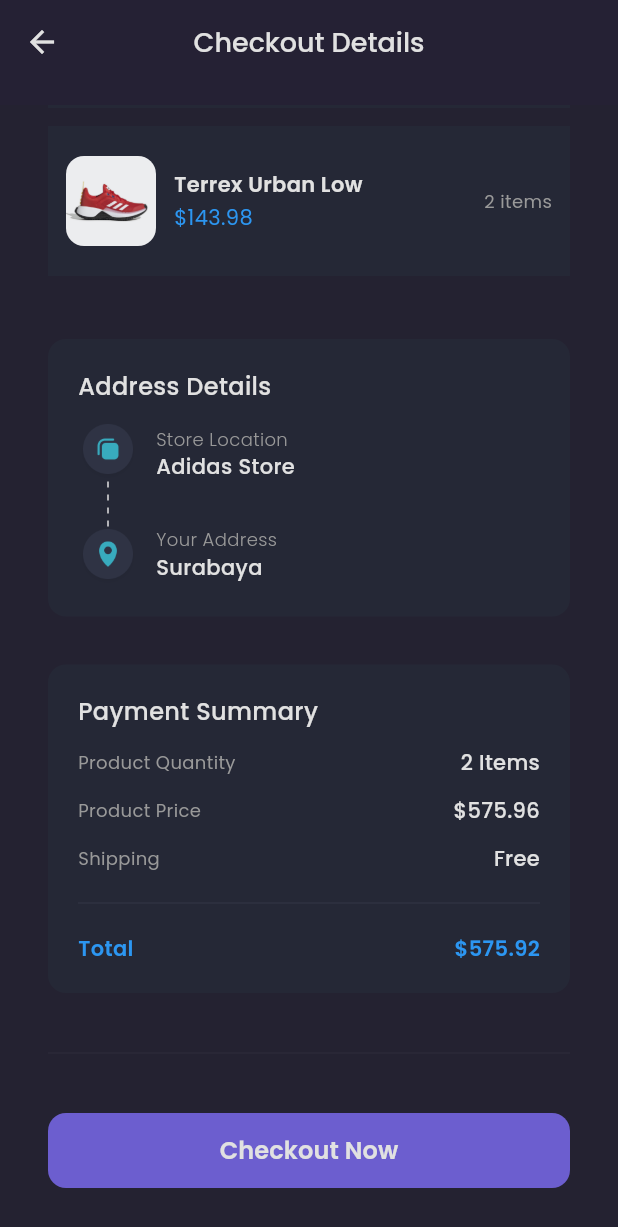
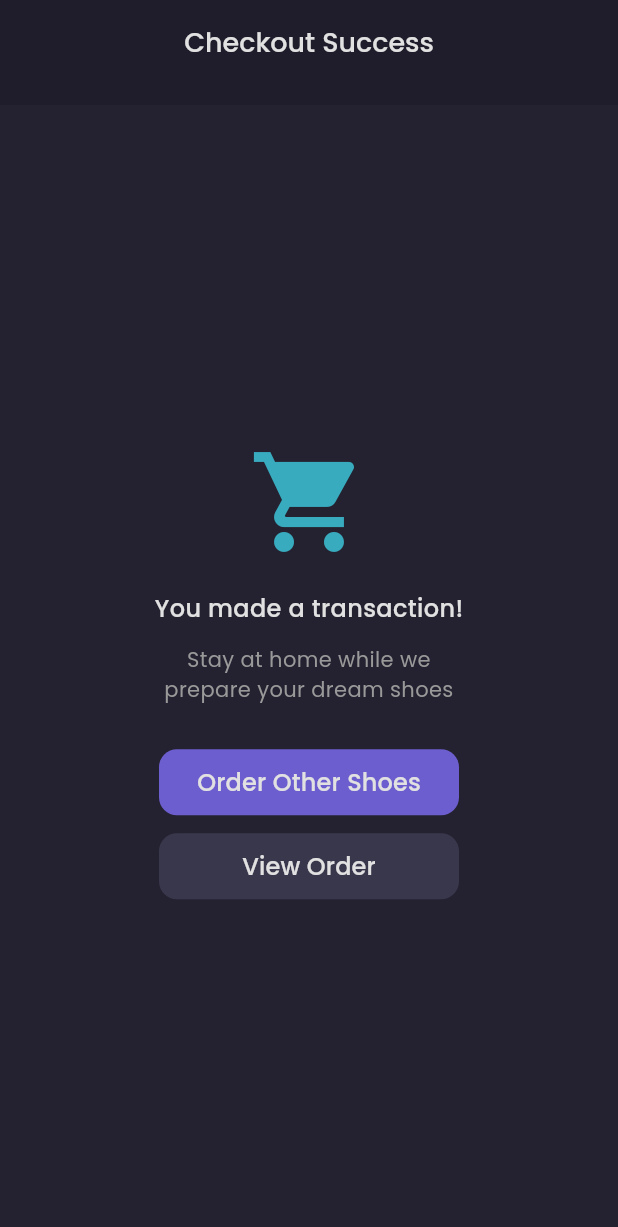
Before and after one commit to dzakyadlh/shoesee-app-fe, a Flutter app: the CheckoutScreen screen opened by its route, scrolled down 277 dp, after a tap on "Checkout Now", on a phone screen of 412 x 824 dp. Shown: the top 1227 px of the screen. Run offline on Flutter 3.47's test engine with Material 3 defaults, Android fonts, the phone set to English and light mode, and no system bars; drawn by our look-alikes of flutter_dash; our stand-ins replace carousel_slider, google_fonts.

Commit message:
updates, slicing done. starting integration

```diff
--- /dev/null
+++ b/lib/models/user_model.dart
@@ -0,0 +1,36 @@
+class UserModel {
+  int id;
+  String name;
+  String email;
+  String username;
+  String? photoUrl;
+  String? token;
+
+  UserModel({
+    required this.id,
+    required this.name,
+    required this.email,
+    required this.username,
+    this.photoUrl,
+    this.token,
+  });
+
+  UserModel.fromJson(Map<String, dynamic> json)
+      : id = json['id'] ?? 0,
+        name = json['name'] ?? '',
+        email = json['email'] ?? '',
+        username = json['username'] ?? '',
+        photoUrl = json['profile_photo_url'],
+        token = json['token'];
+
+  Map<String, dynamic> toJson() {
+    return {
+      'id': id,
+      'name': name,
+      'email': email,
+      'username': username,
+      'profile_photo_url': photoUrl,
+      'token': token,
+    };
+  }
+}
--- a/lib/screens/checkout_screen.dart
+++ b/lib/screens/checkout_screen.dart
@@ -6,6 +6,8 @@ import 'package:flutter_dash/flutter_dash.dart';
 class CheckoutScreen extends StatelessWidget {
   const CheckoutScreen({super.key});
 
+  @override
+  Widget build(BuildContext context) {
     PreferredSizeWidget header() {
       return PreferredSize(
           preferredSize: const Size.fromHeight(70),
@@ -14,7 +16,8 @@ class CheckoutScreen extends StatelessWidget {
             foregroundColor: primaryTextColor,
             title: Text(
               'Checkout Details',
-            style: primaryTextStyle.copyWith(fontSize: 18, fontWeight: medium),
+              style:
+                  primaryTextStyle.copyWith(fontSize: 18, fontWeight: medium),
             ),
             centerTitle: true,
           ));
@@ -32,7 +35,8 @@ class CheckoutScreen extends StatelessWidget {
           children: [
             Text(
               'Address Details',
-            style: primaryTextStyle.copyWith(fontSize: 16, fontWeight: medium),
+              style:
+                  primaryTextStyle.copyWith(fontSize: 16, fontWeight: medium),
             ),
             const SizedBox(
               height: 12,
@@ -121,7 +125,8 @@ class CheckoutScreen extends StatelessWidget {
           children: [
             Text(
               'Payment Summary',
-            style: primaryTextStyle.copyWith(fontSize: 16, fontWeight: medium),
+              style:
+                  primaryTextStyle.copyWith(fontSize: 16, fontWeight: medium),
             ),
             const SizedBox(
               height: 12,
@@ -133,8 +138,8 @@ class CheckoutScreen extends StatelessWidget {
                     style: secondaryTextStyle.copyWith(fontSize: 12)),
                 Text(
                   '2 Items',
-                style:
-                    primaryTextStyle.copyWith(fontSize: 14, fontWeight: medium),
+                  style: primaryTextStyle.copyWith(
+                      fontSize: 14, fontWeight: medium),
                 )
               ],
             ),
@@ -148,8 +153,8 @@ class CheckoutScreen extends StatelessWidget {
                     style: secondaryTextStyle.copyWith(fontSize: 12)),
                 Text(
                   '\$575.96',
-                style:
-                    primaryTextStyle.copyWith(fontSize: 14, fontWeight: medium),
+                  style: primaryTextStyle.copyWith(
+                      fontSize: 14, fontWeight: medium),
                 )
               ],
             ),
@@ -163,8 +168,8 @@ class CheckoutScreen extends StatelessWidget {
                     style: secondaryTextStyle.copyWith(fontSize: 12)),
                 Text(
                   'Free',
-                style:
-                    primaryTextStyle.copyWith(fontSize: 14, fontWeight: medium),
+                  style: primaryTextStyle.copyWith(
+                      fontSize: 14, fontWeight: medium),
                 )
               ],
             ),
@@ -182,17 +187,40 @@ class CheckoutScreen extends StatelessWidget {
               children: [
                 Text(
                   'Total',
-                style:
-                    priceTextStyle.copyWith(fontSize: 14, fontWeight: semibold),
+                  style: priceTextStyle.copyWith(
+                      fontSize: 14, fontWeight: semibold),
                 ),
                 Text(
                   '\$575.92',
-                style:
-                    priceTextStyle.copyWith(fontSize: 14, fontWeight: semibold),
+                  style: priceTextStyle.copyWith(
+                      fontSize: 14, fontWeight: semibold),
                 ),
               ],
             )
           ],
+        ),
+      );
+    }
+
+    Widget checkoutButton() {
+      return Container(
+        margin: EdgeInsets.only(top: defaultMargin),
+        width: double.infinity,
+        height: 50,
+        child: FilledButton(
+          onPressed: () {
+            Navigator.pushNamedAndRemoveUntil(
+                context, '/checkout-success', (route) => false);
+          },
+          style: FilledButton.styleFrom(
+              backgroundColor: primaryColor,
+              shape: RoundedRectangleBorder(
+                  borderRadius: BorderRadius.circular(12))),
+          child: Text(
+            'Checkout Now',
+            style:
+                primaryTextStyle.copyWith(fontSize: 16, fontWeight: semibold),
+          ),
         ),
       );
     }
@@ -231,27 +259,6 @@ class CheckoutScreen extends StatelessWidget {
       );
     }
 
-  Widget checkoutButton() {
-    return Container(
-      margin: EdgeInsets.only(top: defaultMargin),
-      width: double.infinity,
-      height: 50,
-      child: FilledButton(
-        onPressed: () {},
-        style: FilledButton.styleFrom(
-            backgroundColor: primaryColor,
-            shape: RoundedRectangleBorder(
-                borderRadius: BorderRadius.circular(12))),
-        child: Text(
-          'Checkout Now',
-          style: primaryTextStyle.copyWith(fontSize: 16, fontWeight: semibold),
-        ),
-      ),
-    );
-  }
-
-  @override
-  Widget build(BuildContext context) {
     return Scaffold(
       resizeToAvoidBottomInset: false,
       backgroundColor: backgroundTertiaryColor,
--- /dev/null
+++ b/lib/screens/checkout_success_screen.dart
@@ -0,0 +1,96 @@
+import 'package:flutter/material.dart';
+import 'package:e_commerce_app/theme.dart';
+
+class CheckoutSuccessScreen extends StatelessWidget {
+  const CheckoutSuccessScreen({super.key});
+
+  @override
+  Widget build(BuildContext context) {
+    PreferredSizeWidget header() {
+      return PreferredSize(
+          preferredSize: const Size.fromHeight(70),
+          child: AppBar(
+            backgroundColor: backgroundPrimaryColor,
+            title: Text(
+              'Checkout Success',
+              style:
+                  primaryTextStyle.copyWith(fontSize: 18, fontWeight: medium),
+            ),
+            centerTitle: true,
+            elevation: 0,
+          ));
+    }
+
+    Widget contents() {
+      return Center(
+        child: Column(
+          mainAxisAlignment: MainAxisAlignment.center,
+          children: [
+            Icon(
+              Icons.shopping_cart,
+              color: secondaryColor,
+              size: 80,
+            ),
+            const SizedBox(
+              height: 20,
+            ),
+            Text(
+              'You made a transaction!',
+              style:
+                  primaryTextStyle.copyWith(fontSize: 16, fontWeight: medium),
+            ),
+            const SizedBox(
+              height: 12,
+            ),
+            Text(
+              'Stay at home while we\nprepare your dream shoes',
+              style: secondaryTextStyle.copyWith(fontSize: 14),
+              textAlign: TextAlign.center,
+            ),
+            Container(
+              margin: const EdgeInsets.only(top: 30),
+              width: 200,
+              height: 44,
+              child: FilledButton(
+                  onPressed: () {
+                    Navigator.pushNamedAndRemoveUntil(
+                        context, '/main', (route) => false);
+                  },
+                  style: FilledButton.styleFrom(
+                      shape: RoundedRectangleBorder(
+                          borderRadius: BorderRadius.circular(12)),
+                      backgroundColor: primaryColor),
+                  child: Text(
+                    'Order Other Shoes',
+                    style: primaryTextStyle.copyWith(
+                        fontSize: 16, fontWeight: medium),
+                  )),
+            ),
+            Container(
+              margin: const EdgeInsets.only(top: 12),
+              width: 200,
+              height: 44,
+              child: FilledButton(
+                  onPressed: () {},
+                  style: FilledButton.styleFrom(
+                      shape: RoundedRectangleBorder(
+                          borderRadius: BorderRadius.circular(12)),
+                      backgroundColor: const Color(0xFF39374B)),
+                  child: Text(
+                    'View Order',
+                    style: primaryTextStyle.copyWith(
+                        fontSize: 16, fontWeight: medium),
+                  )),
+            ),
+          ],
+        ),
+      );
+    }
+
+    return Scaffold(
+        appBar: header(),
+        backgroundColor: backgroundTertiaryColor,
+        resizeToAvoidBottomInset: false,
+        body: SafeArea(child: contents()));
+  }
+}
--- a/pubspec.yaml
+++ b/pubspec.yaml
@@ -37,6 +37,8 @@ dependencies:
   google_fonts: ^6.2.1
   carousel_slider: ^4.2.1
   flutter_dash: ^1.0.0
+  provider: ^6.1.2
+  http: ^1.2.1
 
 dev_dependencies:
   flutter_test:
```
Also changed, not shown: lib/main.dart (+11 -2 lines), lib/providers/auth_provider.dart (added, +33 -0 lines), lib/screens/signup_screen.dart (+20 -25 lines), lib/services/auth_service.dart (added, +39 -0 lines), pubspec.lock, 1 other file. Lines whose indentation alone changed are shown as unchanged.
